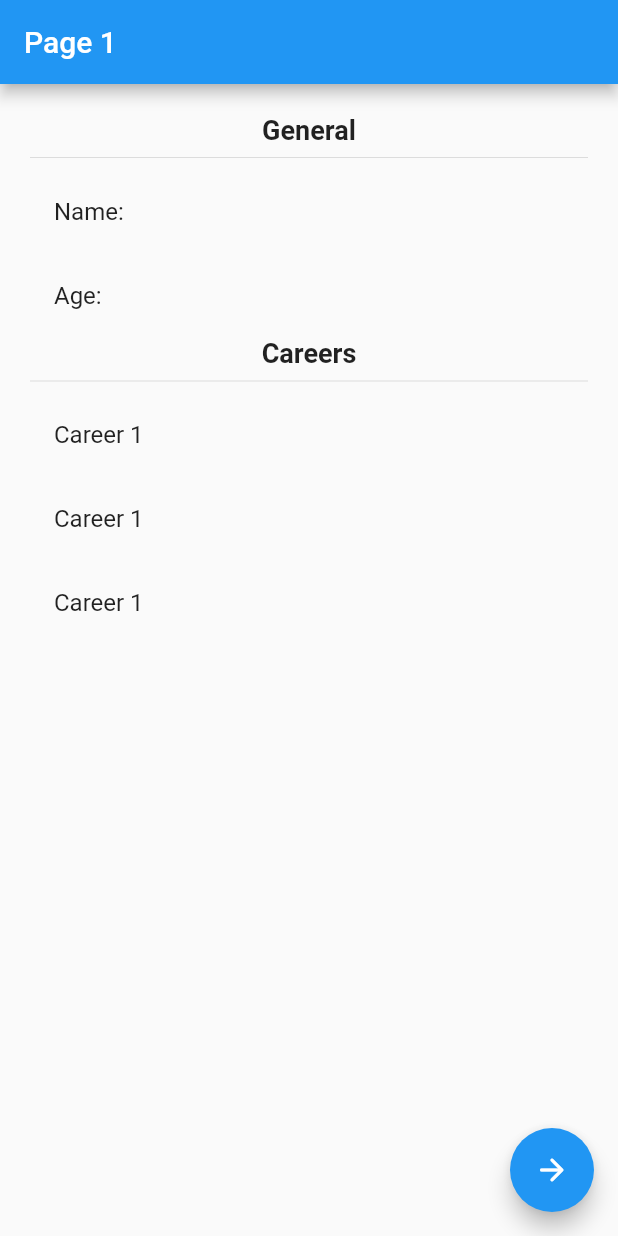
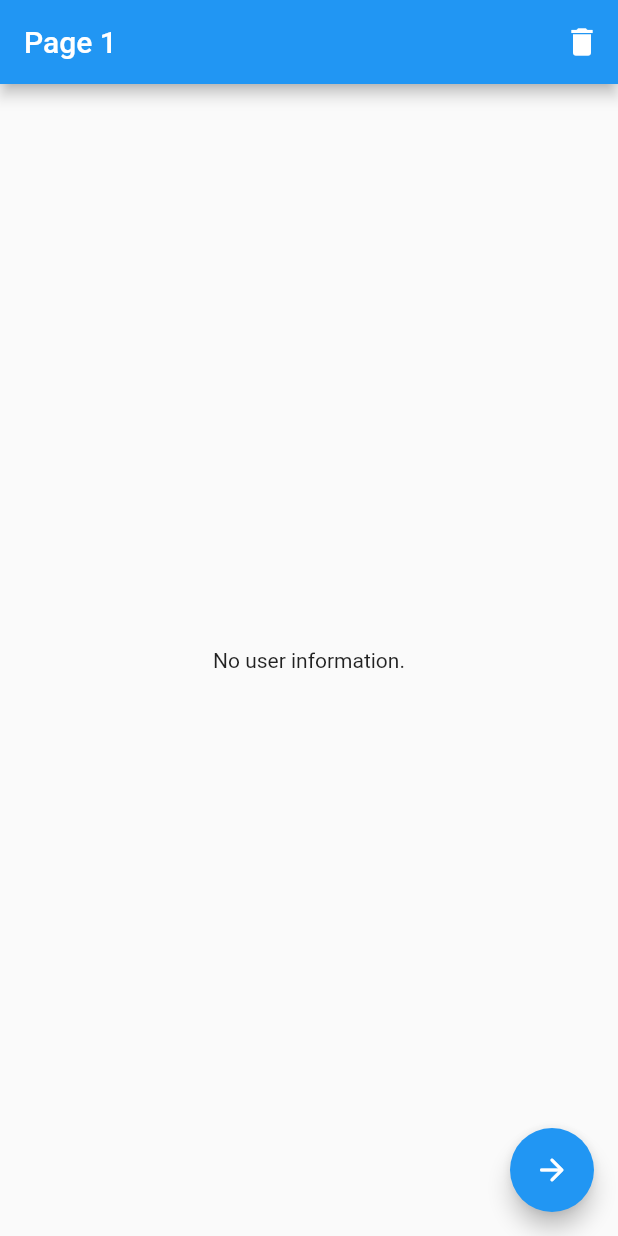
Before and after one commit to pako-cr/estados, a Flutter app: the screen it shows after launch, on a phone screen of 412 x 824 dp. Run offline on Flutter 3.47's test engine with Material 2 defaults, Android fonts, the phone set to English and light mode, and no system bars; our stand-ins replace get.

Commit message:
GetX first version

```diff
--- /dev/null
+++ b/lib/controllers/user_controller.dart
@@ -0,0 +1,36 @@
+import 'package:get/get.dart';
+import 'package:estados/models/user.dart';
+
+class UserController extends GetxController {
+  RxBool userExist = false.obs;
+  Rx<User> user = new User().obs;
+
+  int get careersCount {
+    return this.user.value.careers.length;
+  }
+
+  void initUser(User user) {
+    this.user.value = user;
+    this.userExist.value = true;
+  }
+
+  void incrementAge() {
+    this.user.update((val) {
+      val?.age = (val.age ?? 0) + 1;
+    });
+  }
+
+  void addCareer(String career) {
+    this.user.update((val) {
+      val?.careers = [...this.user.value.careers, career];
+    });
+  }
+
+  void removeUser() {
+    this.user = new User().obs;
+    this.userExist = false.obs;
+
+    // this.user.refresh();
+    // this.userExist.refresh();
+  }
+}
--- a/lib/main.dart
+++ b/lib/main.dart
@@ -1,4 +1,5 @@
 import 'package:flutter/material.dart';
+import 'package:get/get.dart';
 
 import 'package:estados/pages/page1_page.dart';
 import 'package:estados/pages/page2_page.dart';
@@ -8,14 +9,18 @@ void main() => runApp(MyApp());
 class MyApp extends StatelessWidget {
   @override
   Widget build(BuildContext context) {
-    return MaterialApp(
+    return GetMaterialApp(
       debugShowCheckedModeBanner: false,
       title: 'Material App',
       initialRoute: 'page1',
-      routes: {
-        'page1': (_) => Page1Page(),
-        'page2': (_) => Page2Page(),
-      },
+      // routes: {
+      //   'page1': (_) => Page1Page(),
+      //   'page2': (_) => Page2Page(),
+      // },
+      getPages: [
+        GetPage(name: 'page1', page: () => Page1Page()),
+        GetPage(name: 'page2', page: () => Page2Page()),
+      ],
     );
   }
 }
--- a/lib/models/user.dart
+++ b/lib/models/user.dart
@@ -1,7 +1,11 @@
 class User {
-  String name;
-  int age;
+  String? name;
+  int? age;
   List<String> careers;
 
-  User({this.name, this.age, this.careers});
+  User({
+    this.name,
+    this.age,
+    this.careers = const [],
+  });
 }
--- a/lib/pages/page1_page.dart
+++ b/lib/pages/page1_page.dart
@@ -1,25 +1,39 @@
 import 'package:flutter/material.dart';
+import 'package:get/get.dart';
+
+import 'package:estados/models/user.dart';
+import 'package:estados/controllers/user_controller.dart';
+import 'package:estados/pages/page2_page.dart';
 
 class Page1Page extends StatelessWidget {
   @override
   Widget build(BuildContext context) {
+    final userController = Get.put(UserController());
+
     return Scaffold(
       appBar: AppBar(
         title: Text('Page 1'),
+        actions: [
+          IconButton(
+              icon: Icon(Icons.delete),
+              onPressed: () => {userController.removeUser()})
+        ],
       ),
-      body: UserInformationWidget(),
+      body: Obx(() => userController.userExist.value
+          ? UserInformationWidget(user: userController.user.value)
+          : NoUserInfoWidget()),
       floatingActionButton: FloatingActionButton(
-        child: Icon(Icons.arrow_forward_rounded),
-        onPressed: () => Navigator.pushNamed(context, 'page2'),
-      ),
+          child: Icon(Icons.arrow_forward_rounded),
+          onPressed: () =>
+              Get.to(Page2Page(), arguments: {'name': 'Kilay', 'age': 1})),
     );
   }
 }
 
 class UserInformationWidget extends StatelessWidget {
-  const UserInformationWidget({
-    Key key,
-  }) : super(key: key);
+  final User user;
+
+  const UserInformationWidget({Key? key, required this.user}) : super(key: key);
 
   @override
   Widget build(BuildContext context) {
@@ -35,18 +49,31 @@ class UserInformationWidget extends StatelessWidget {
             style: TextStyle(fontSize: 18, fontWeight: FontWeight.bold),
           ),
           Divider(),
-          ListTile(title: Text('Name: ')),
-          ListTile(title: Text('Age: ')),
+          ListTile(title: Text('Name: ${user.name}')),
+          ListTile(title: Text('Age: ${user.age}')),
           Text(
             'Careers',
             style: TextStyle(fontSize: 18, fontWeight: FontWeight.bold),
           ),
           Divider(),
-          ListTile(title: Text('Career 1')),
-          ListTile(title: Text('Career 1')),
-          ListTile(title: Text('Career 1')),
+          ...user.careers
+              .map((career) => ListTile(title: Text(career)))
+              .toList()
         ],
       ),
     );
   }
 }
+
+class NoUserInfoWidget extends StatelessWidget {
+  const NoUserInfoWidget({Key? key}) : super(key: key);
+
+  @override
+  Widget build(BuildContext context) {
+    return Container(
+      child: Center(
+        child: Text('No user information.'),
+      ),
+    );
+  }
+}
--- a/pubspec.yaml
+++ b/pubspec.yaml
@@ -18,7 +18,7 @@ publish_to: 'none' # Remove this line if you wish to publish to pub.dev
 version: 1.0.0+1
 
 environment:
-  sdk: ">=2.7.0 <3.0.0"
+  sdk: ">=2.12.0 <3.0.0"
 
 dependencies:
   flutter:
@@ -28,6 +28,7 @@ dependencies:
   # The following adds the Cupertino Icons font to your application.
   # Use with the CupertinoIcons class for iOS style icons.
   cupertino_icons: ^1.0.2
+  get: ^4.1.4
 
 dev_dependencies:
   flutter_test:
```
Also changed, not shown: lib/pages/page2_page.dart (+43 -5 lines), pubspec.lock.
